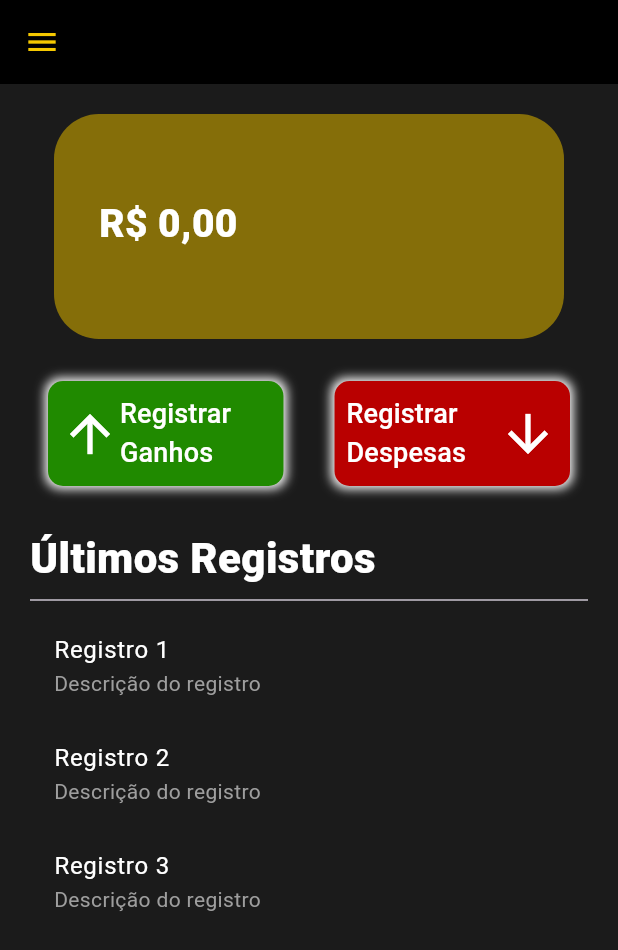
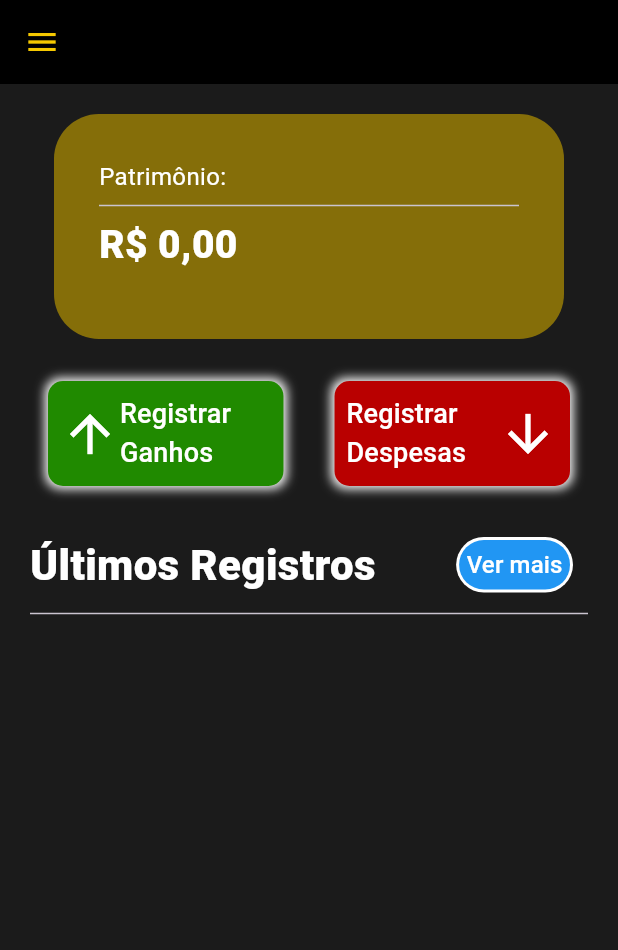
Before and after one commit to Leonardo-Figueiredo-do-Nascimento/Pluto-Finance, a Flutter app: the RegistrosPage screen opened directly, after a tap on the "arrow back" icon, on a phone screen of 412 x 824 dp. Shown: the top 950 px of the screen. Run offline on Flutter 3.47's test engine with Material 3 defaults, Android fonts, the phone set to English and light mode, and no system bars; our stand-ins replace dropdown_button2.

Commit message:
Ajustes nas paginas de registros e home

```diff
--- a/lib/pages/Home/HomePage.dart
+++ b/lib/pages/Home/HomePage.dart
@@ -3,6 +3,7 @@ import 'package:intl/intl.dart';
 import 'package:pluto_finance/contexts/UsuarioContext.dart';
 import 'package:pluto_finance/pages/RegistrarDespesas/RegistrarDespesasPage.dart';
 import 'package:pluto_finance/pages/RegistrarGanhos/RegistrarGanhosPage.dart';
+import 'package:pluto_finance/pages/Registros/RegistrosPage.dart';
 import 'package:pluto_finance/widgets/Drawer/UserDrawer.dart';
 import 'package:provider/provider.dart';
 
@@ -41,7 +42,13 @@ class _HomePageState extends State<HomePage> {
                     color: const Color.fromARGB(166, 190, 155, 0),
                     borderRadius: BorderRadius.circular(30),
                   ),
-                  padding: const EdgeInsets.symmetric(horizontal: 30, vertical: 55),
+                  padding: const EdgeInsets.symmetric(horizontal: 30, vertical: 30),
+                  child: Column(
+                    crossAxisAlignment: CrossAxisAlignment.start,
+                    children: [
+                      Text("Patrimônio:",style: TextStyle(color: Colors.white,fontSize: 16),),
+                      Divider(),
+                      Expanded(
                         child: Text(
                           NumberFormat.currency(locale: 'pt_BR', symbol: 'R\$').format(usuarioContext.saldoTotal),
                           style: TextStyle(
@@ -51,6 +58,9 @@ class _HomePageState extends State<HomePage> {
                                 : Colors.white,
                             fontWeight: FontWeight.w900,
                           ),
+                        ),
+                      ),
+                    ],
                   ),
                 ),
                 const SizedBox(height: 20),
@@ -124,6 +134,9 @@ class _HomePageState extends State<HomePage> {
                 Column(
                   crossAxisAlignment: CrossAxisAlignment.start,
                   children: [
+                    Row(
+                      mainAxisAlignment: MainAxisAlignment.spaceBetween,
+                      children: [
                         const Text(
                           "Últimos Registros",
                           style: TextStyle(
@@ -132,22 +145,59 @@ class _HomePageState extends State<HomePage> {
                             fontWeight: FontWeight.w900,
                           ),
                         ),
+                        TextButton(
+                          onPressed: (){Navigator.pushReplacement(context, MaterialPageRoute(builder: (_)=>RegistrosPage()));},
+                          child: Container(
+                            decoration: BoxDecoration(color: Colors.blue,borderRadius: BorderRadius.circular(20),boxShadow: [BoxShadow(color: Colors.white,spreadRadius: 2)]),
+                            padding: EdgeInsets.all(5),
+                            child: Text("Ver mais",style: TextStyle(color: Colors.white,fontSize: 16),),
+                          )
+                        )
+                      ],
+                    ),
                     const Divider(),
-                    // Adicione uma lista para simular os registros
                     ListView.builder(
                       shrinkWrap: true,
                       physics: const NeverScrollableScrollPhysics(),
-                      itemCount: 3,
+                      itemCount: usuarioContext.registros.length < 3 ? usuarioContext.registros.length : 3, // Limite para 3
                       itemBuilder: (context, index) {
-                        return ListTile(
-                          title: Text(
-                            "Registro ${index + 1}",
+                        return Column(
+                          children: [
+                            ClipRRect(
+                              borderRadius: BorderRadius.circular(12), // Arredondamento aplicado
+                              child: Container(
+                                decoration: BoxDecoration(
+                                  color: usuarioContext.registros[index].tipo == "Ganho"
+                                      ? Color.fromARGB(255, 1, 92, 29)
+                                      : Color.fromARGB(255, 99, 3, 3),
+                                  borderRadius: BorderRadius.circular(12), // Arredonda o container
+                                ),
+                                child: ListTile(
+                                  title: Row(
+                                    mainAxisAlignment: MainAxisAlignment.spaceBetween,
+                                    children: [
+                                      Expanded(
+                                        child: Text(
+                                          NumberFormat.currency(locale: 'pt_BR', symbol: 'R\$')
+                                              .format(usuarioContext.registros[index].quantia),
                                           style: const TextStyle(color: Colors.white),
                                         ),
-                          subtitle: const Text(
-                            "Descrição do registro",
+                                      ),
+                                      Text(
+                                        DateFormat('dd/MM/yyyy').format(usuarioContext.registros[index].dataRegistro!),
+                                        style: TextStyle(color: Colors.white),
+                                      ),
+                                    ],
+                                  ),
+                                  subtitle: Text(
+                                    "${usuarioContext.registros[index].categoria}",
                                     style: TextStyle(color: Colors.grey),
                                   ),
+                                ),
+                              ),
+                            ),
+                            SizedBox(height: 10,)
+                          ],
                         );
                       },
                     ),
--- a/lib/pages/Registros/RegistrosPage.dart
+++ b/lib/pages/Registros/RegistrosPage.dart
@@ -42,7 +42,7 @@ class _RegistrosPageState extends State<RegistrosPage> {
               children: [
                 Column(
                   children: [
-                    Text("Últimos Registros",style: TextStyle(color: Colors.white,fontSize: 30)),
+                    Text("Registros",style: TextStyle(color: Colors.white,fontSize: 30)),
                     Divider()
                   ],
                 ),
@@ -66,10 +66,11 @@ class _RegistrosPageState extends State<RegistrosPage> {
                               title: Row(
                                 mainAxisAlignment: MainAxisAlignment.spaceBetween,
                                 children: [
-                                  Text(
-                                    NumberFormat.currency(locale: 'pt_BR', symbol: 'R\$')
-                                        .format(usuarioContext.registros[index].quantia),
-                                    style: const TextStyle(color: Colors.white),
+                                  Expanded(
+                                    child: Text(
+                                      NumberFormat.currency(locale: 'pt_BR', symbol: 'R\$').format(usuarioContext.registros[index].quantia),
+                                      style: const TextStyle(color: Colors.white),
+                                    ),
                                   ),
                                   Text(
                                     DateFormat('dd/MM/yyyy').format(usuarioContext.registros[index].dataRegistro!),
```
Lines whose indentation alone changed are shown as unchanged.
